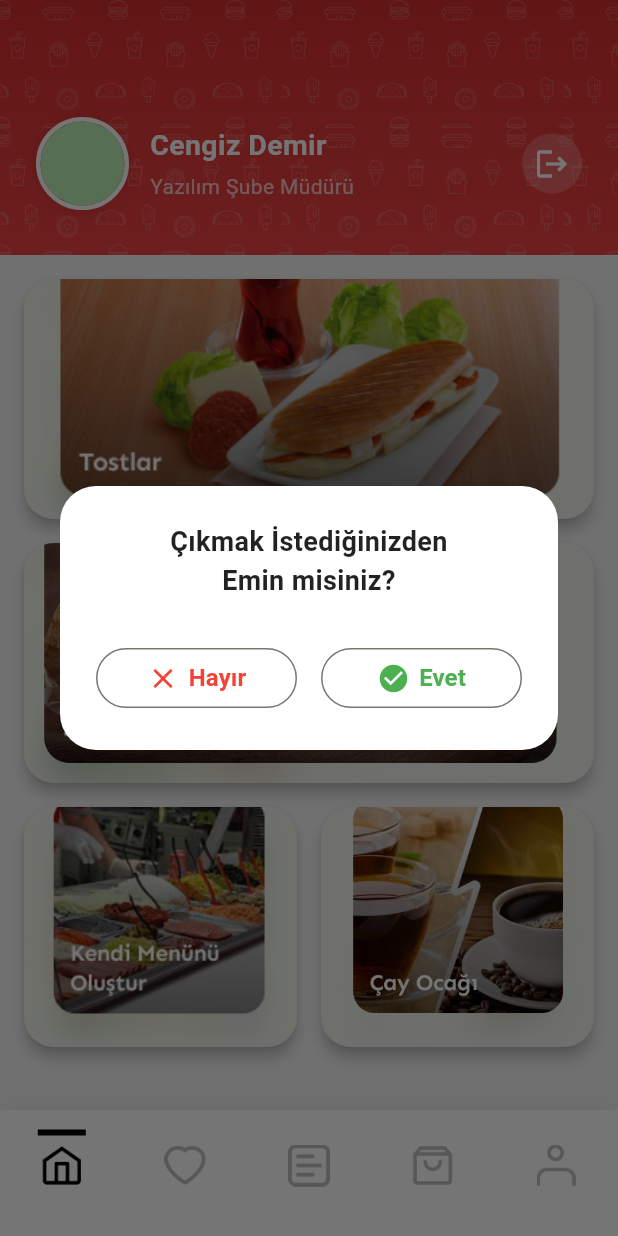
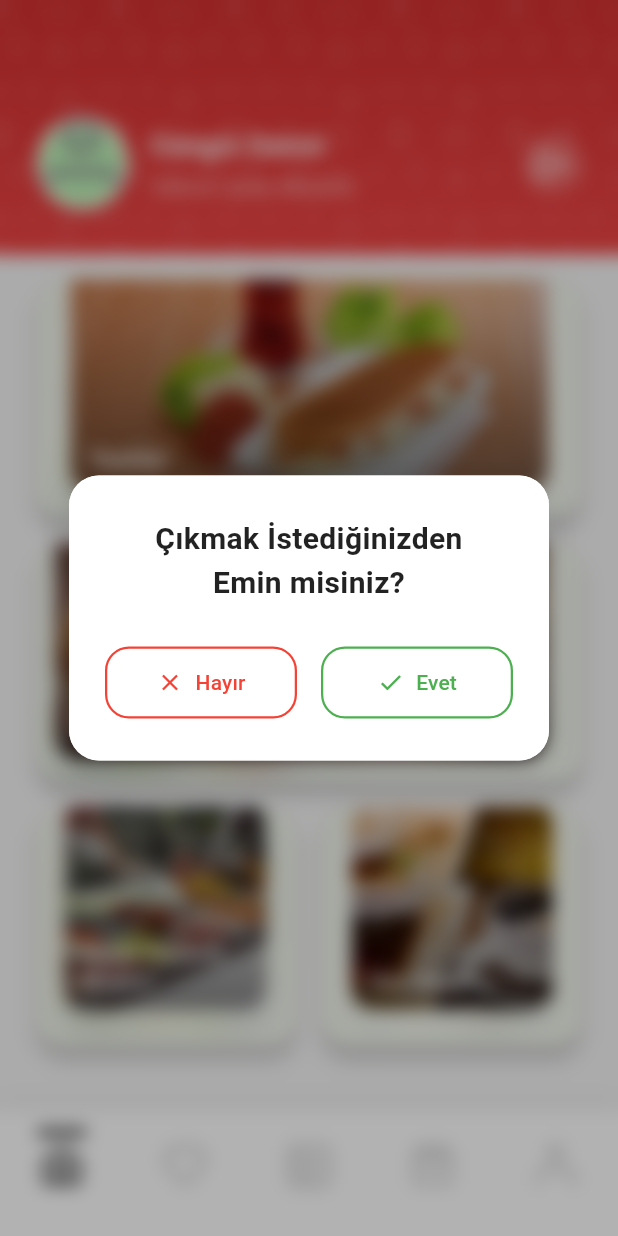
Before and after one commit to iremsu-erdemir/E-Kantin_3, a Flutter app: the screen it shows after launch, after a tap on the "logout" icon, on a phone screen of 412 x 824 dp. Run offline on Flutter 3.47's test engine with Material 3 defaults, Android fonts, the light colour scheme and no system bars; Roboto replaces fonts that are missing (Poppins).

Commit message:
card içindeki boşluklar düzenlendi

```diff
--- a/lib/home_page.dart
+++ b/lib/home_page.dart
@@ -38,9 +38,9 @@ class _HomePageState extends State<HomePage> {
 
     return Scaffold(
       backgroundColor: const Color(0xFFF5F5F5),
-      // Custom Header (AppBar yok)
       body: Column(
         children: [
+          // Header
           Container(
             width: screenWidth,
             height: 170,
@@ -76,9 +76,7 @@ class _HomePageState extends State<HomePage> {
                     ),
                     child: const CircleAvatar(
                       radius: 28,
-                      backgroundImage: AssetImage(
-                        'assets/images/person_avatar.png',
-                      ),
+                      backgroundImage: AssetImage('assets/images/person.png'),
                     ),
                   ),
                   const SizedBox(width: 14),
@@ -108,23 +106,47 @@ class _HomePageState extends State<HomePage> {
                       showDialog(
                         context: context,
                         barrierDismissible: true,
+                        barrierColor: Colors.black.withOpacity(0.3),
                         builder: (context) {
-                          return Dialog(
-                            backgroundColor: Colors.transparent,
+                          return Stack(
+                            children: [
+                              BackdropFilter(
+                                filter: ImageFilter.blur(sigmaX: 6, sigmaY: 6),
+                                child: Container(color: Colors.transparent),
+                              ),
+                              Center(
                                 child: Material(
-                              borderRadius: BorderRadius.circular(24),
                                   color: Colors.white,
-                              child: Padding(
-                                padding: const EdgeInsets.all(24.0),
+                                  borderRadius: BorderRadius.circular(20),
+                                  elevation: 0,
+                                  child: Container(
+                                    width: 320,
+                                    padding: const EdgeInsets.symmetric(
+                                      horizontal: 24,
+                                      vertical: 28,
+                                    ),
+                                    decoration: BoxDecoration(
+                                      color: Colors.white,
+                                      borderRadius: BorderRadius.circular(20),
+                                      boxShadow: [
+                                        BoxShadow(
+                                          color: Colors.black.withOpacity(0.07),
+                                          blurRadius: 18,
+                                          offset: const Offset(0, 6),
+                                        ),
+                                      ],
+                                    ),
                                     child: Column(
                                       mainAxisSize: MainAxisSize.min,
+                                      crossAxisAlignment:
+                                          CrossAxisAlignment.center,
                                       children: [
                                         const Text(
-                                      'Çıkmak İstediğinizden\nEmin misiniz?',
+                                          "Çıkmak İstediğinizden\nEmin misiniz?",
                                           textAlign: TextAlign.center,
                                           style: TextStyle(
-                                        fontSize: 18,
                                             fontWeight: FontWeight.w600,
+                                            fontSize: 20,
                                             color: Colors.black87,
                                           ),
                                         ),
@@ -132,41 +154,66 @@ class _HomePageState extends State<HomePage> {
                                         Row(
                                           children: [
                                             Expanded(
-                                          child: Material(
-                                            color: Colors.transparent,
                                               child: OutlinedButton(
+                                                style: OutlinedButton.styleFrom(
+                                                  side: const BorderSide(
+                                                    color: Colors.red,
+                                                    width: 1.5,
+                                                  ),
+                                                  shape: RoundedRectangleBorder(
+                                                    borderRadius:
+                                                        BorderRadius.circular(
+                                                          16,
+                                                        ),
+                                                  ),
+                                                  padding:
+                                                      const EdgeInsets.symmetric(
+                                                        vertical: 14,
+                                                      ),
+                                                  backgroundColor: Colors.white,
+                                                ),
                                                 onPressed: () {
                                                   Navigator.of(context).pop();
                                                 },
-                                              child: Row(
+                                                child: const Row(
                                                   mainAxisAlignment:
                                                       MainAxisAlignment.center,
-                                                children: const [
+                                                  children: [
                                                     Icon(
                                                       Icons.close,
                                                       color: Colors.red,
-                                                    size: 22,
                                                     ),
-                                                  SizedBox(width: 6),
+                                                    SizedBox(width: 8),
                                                     Text(
-                                                    'Hayır',
+                                                      "Hayır",
                                                       style: TextStyle(
                                                         color: Colors.red,
-                                                      fontWeight:
-                                                          FontWeight.bold,
-                                                      fontSize: 16,
                                                       ),
                                                     ),
                                                   ],
                                                 ),
                                               ),
                                             ),
-                                        ),
                                             const SizedBox(width: 16),
                                             Expanded(
-                                          child: Material(
-                                            color: Colors.transparent,
                                               child: OutlinedButton(
+                                                style: OutlinedButton.styleFrom(
+                                                  side: const BorderSide(
+                                                    color: Colors.green,
+                                                    width: 1.5,
+                                                  ),
+                                                  shape: RoundedRectangleBorder(
+                                                    borderRadius:
+                                                        BorderRadius.circular(
+                                                          16,
+                                                        ),
+                                                  ),
+                                                  padding:
+                                                      const EdgeInsets.symmetric(
+                                                        vertical: 14,
+                                                      ),
+                                                  backgroundColor: Colors.white,
+                                                ),
                                                 onPressed: () {
                                                   Navigator.of(
                                                     context,
@@ -178,27 +225,22 @@ class _HomePageState extends State<HomePage> {
                                                     (route) => false,
                                                   );
                                                 },
-                                              child: Row(
+                                                child: const Row(
                                                   mainAxisAlignment:
                                                       MainAxisAlignment.center,
-                                                children: const [
+                                                  children: [
                                                     Icon(
-                                                    Icons.check_circle,
+                                                      Icons.check,
                                                       color: Colors.green,
-                                                    size: 22,
                                                     ),
-                                                  SizedBox(width: 6),
+                                                    SizedBox(width: 8),
                                                     Text(
-                                                    'Evet',
+                                                      "Evet",
                                                       style: TextStyle(
                                                         color: Colors.green,
-                                                      fontWeight:
-                                                          FontWeight.bold,
-                                                      fontSize: 16,
                                                       ),
                                                     ),
                                                   ],
-                                              ),
                                                 ),
                                               ),
                                             ),
@@ -208,6 +250,8 @@ class _HomePageState extends State<HomePage> {
                                     ),
                                   ),
                                 ),
+                              ),
+                            ],
                           );
                         },
                       );
@@ -231,56 +275,52 @@ class _HomePageState extends State<HomePage> {
             ),
           ),
 
-          // Ana içerik
+          // Cards
           Expanded(
             child: SingleChildScrollView(
-              padding: const EdgeInsets.symmetric(horizontal: 16, vertical: 16),
+              padding: const EdgeInsets.symmetric(vertical: 16),
               child: Column(
+                crossAxisAlignment: CrossAxisAlignment.center,
                 children: [
-                  Card(
+                  Padding(
+                    padding: const EdgeInsets.symmetric(horizontal: 24),
+                    child: Card(
                       shape: RoundedRectangleBorder(
                         borderRadius: BorderRadius.circular(20),
                       ),
                       elevation: 4,
-                    clipBehavior: Clip.antiAlias,
+                      clipBehavior: Clip.antiAliasWithSaveLayer,
                       margin: EdgeInsets.zero,
-                    child: SizedBox(
+                      child: Image.asset(
+                        'assets/images/tost.png',
                         height: 160,
-                      child: Stack(
-                        fit: StackFit.expand,
-                        children: [
-                          Image.asset(
-                            'assets/images/tost.png',
+                        width: double.infinity,
                         fit: BoxFit.cover,
-                            width: 300,
-                          ),
-                        ],
                       ),
                     ),
                   ),
                   const SizedBox(height: 16),
-                  Card(
+                  Padding(
+                    padding: const EdgeInsets.symmetric(horizontal: 24),
+                    child: Card(
                       shape: RoundedRectangleBorder(
                         borderRadius: BorderRadius.circular(20),
                       ),
                       elevation: 4,
-                    clipBehavior: Clip.antiAlias,
+                      clipBehavior: Clip.antiAliasWithSaveLayer,
                       margin: EdgeInsets.zero,
-                    child: SizedBox(
+                      child: Image.asset(
+                        'assets/images/sandwich.png',
                         height: 160,
-                      child: Stack(
-                        fit: StackFit.expand,
-                        children: [
-                          Image.asset(
-                            'assets/images/sandwich.png',
+                        width: double.infinity,
                         fit: BoxFit.cover,
-                          ),
-                        ],
                       ),
                     ),
                   ),
                   const SizedBox(height: 16),
-                  Row(
+                  Padding(
+                    padding: const EdgeInsets.symmetric(horizontal: 24),
+                    child: Row(
                       children: [
                         Expanded(
                           child: Card(
@@ -288,19 +328,12 @@ class _HomePageState extends State<HomePage> {
                               borderRadius: BorderRadius.circular(20),
                             ),
                             elevation: 4,
-                          clipBehavior: Clip.antiAlias,
+                            clipBehavior: Clip.antiAliasWithSaveLayer,
                             margin: EdgeInsets.zero,
-                          child: SizedBox(
+                            child: Image.asset(
+                              'assets/images/karisik.png',
                               height: 160,
-                            child: Stack(
-                              fit: StackFit.expand,
-                              children: [
-                                Image.asset(
-                                  'assets/images/karisik.png',
                               fit: BoxFit.cover,
-                                ),
-                              ],
-                            ),
                             ),
                           ),
                         ),
@@ -311,30 +344,24 @@ class _HomePageState extends State<HomePage> {
                               borderRadius: BorderRadius.circular(20),
                             ),
                             elevation: 4,
-                          clipBehavior: Clip.antiAlias,
+                            clipBehavior: Clip.antiAliasWithSaveLayer,
                             margin: EdgeInsets.zero,
-                          child: SizedBox(
+                            child: Image.asset(
+                              'assets/images/cay.png',
                               height: 160,
-                            child: Stack(
-                              fit: StackFit.expand,
-                              children: [
-                                Image.asset(
-                                  'assets/images/cay.png',
                               fit: BoxFit.cover,
-                                ),
-                              ],
-                            ),
                             ),
                           ),
                         ),
                       ],
+                    ),
                   ),
                 ],
               ),
             ),
           ),
 
-          // Alt navigasyon
+          // Bottom Navigation
           Container(
             decoration: BoxDecoration(
               color: Colors.white,
@@ -388,62 +415,4 @@ class _HomePageState extends State<HomePage> {
       ),
     );
   }
-
-  Widget _buildCategoryCard({
-    required String image,
-    required String title,
-    required BorderRadius borderRadius,
-    required double height,
-  }) {
-    return Container(
-      height: height,
-      decoration: BoxDecoration(
-        borderRadius: borderRadius,
-        boxShadow: [
-          BoxShadow(
-            color: Colors.black.withOpacity(0.08),
-            blurRadius: 8,
-            offset: const Offset(0, 2),
-          ),
-        ],
-      ),
-      child: ClipRRect(
-        borderRadius: borderRadius,
-        child: Stack(
-          children: [
-            Positioned.fill(child: Image.asset(image, fit: BoxFit.cover)),
-            Positioned(
-              left: 12,
-              bottom: 12,
-              child: Container(
-                padding: const EdgeInsets.symmetric(
-                  horizontal: 10,
-                  vertical: 4,
-                ),
-                decoration: BoxDecoration(
-                  color: Colors.black.withOpacity(0.55),
-                  borderRadius: BorderRadius.circular(8),
-                ),
-                child: Text(
-                  title,
-                  style: const TextStyle(
-                    color: Colors.white,
-                    fontWeight: FontWeight.bold,
-                    fontSize: 15,
-                    shadows: [
-                      Shadow(
-                        color: Colors.black38,
-                        blurRadius: 4,
-                        offset: Offset(0, 1),
-                      ),
-                    ],
-                  ),
-                ),
-              ),
-            ),
-          ],
-        ),
-      ),
-    );
 }
-}
```
Also changed, not shown: lib/login_page.dart (+34 -19 lines), assets/images/Img.png (added), assets/images/image.png (added). Lines whose indentation alone changed are shown as unchanged.
